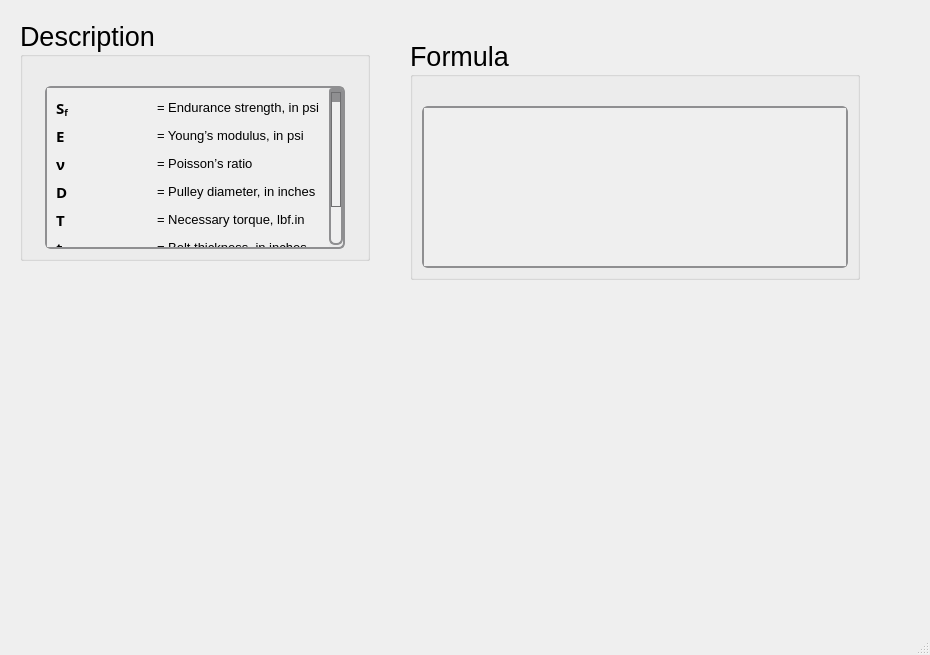
This is ui/flatmetalbelt_f2.ui in Ah00ra/HNNS as Qt 5 draws it before an edit. The edited form follows.
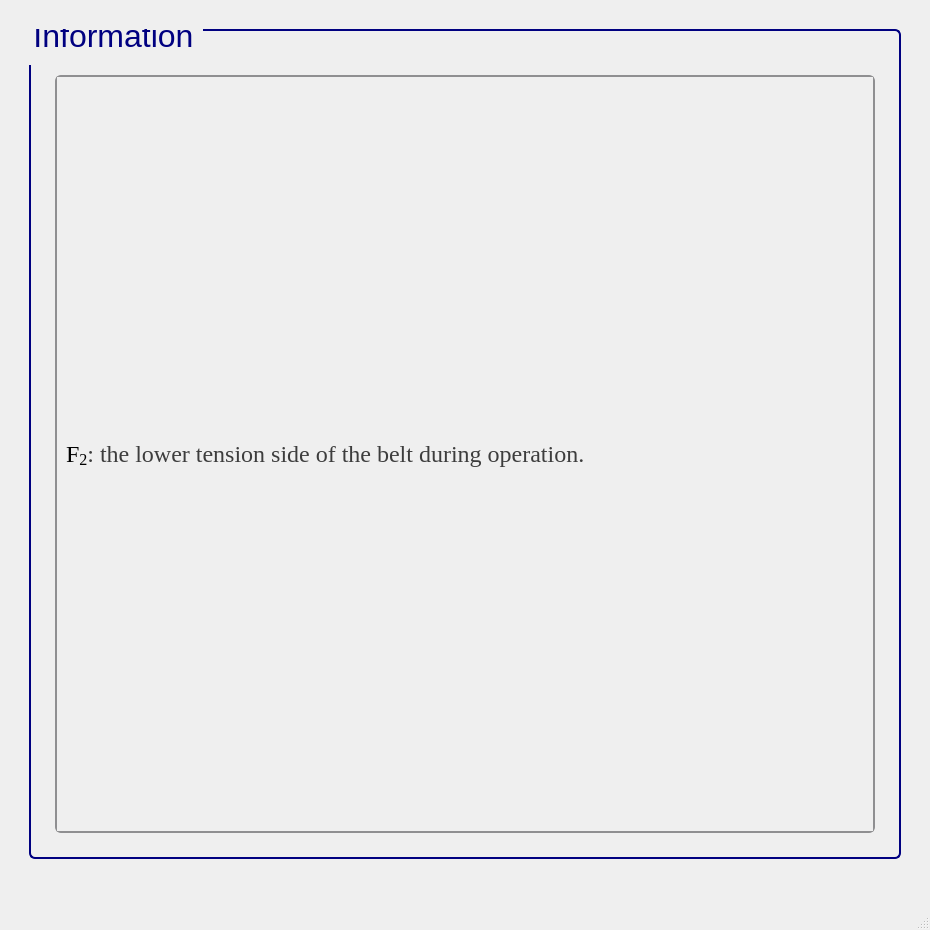
This is the edited form. Icons and pictures are not drawn.

Commit message: Add ui info to belt and flatbelt metal

Diff of the .ui file:
```diff
--- a/ui/flatmetalbelt_f2.ui
+++ b/ui/flatmetalbelt_f2.ui
@@ -7,432 +7,138 @@
     <x>0</x>
     <y>0</y>
     <width>930</width>
-    <height>655</height>
+    <height>930</height>
    </rect>
   </property>
+  <property name="sizePolicy">
+   <sizepolicy hsizetype="Minimum" vsizetype="Minimum">
+    <horstretch>0</horstretch>
+    <verstretch>0</verstretch>
+   </sizepolicy>
+  </property>
+  <property name="minimumSize">
+   <size>
+    <width>900</width>
+    <height>930</height>
+   </size>
+  </property>
   <property name="windowTitle">
    <string>MainWindow</string>
   </property>
   <widget class="QWidget" name="centralwidget">
-   <widget class="QGroupBox" name="groupBox_127">
-    <property name="geometry">
-     <rect>
-      <x>20</x>
-      <y>20</y>
-      <width>350</width>
-      <height>241</height>
-     </rect>
-    </property>
-    <property name="sizePolicy">
-     <sizepolicy hsizetype="Minimum" vsizetype="Minimum">
-      <horstretch>0</horstretch>
-      <verstretch>0</verstretch>
-     </sizepolicy>
-    </property>
-    <property name="minimumSize">
-     <size>
-      <width>350</width>
-      <height>0</height>
-     </size>
-    </property>
-    <property name="maximumSize">
-     <size>
-      <width>350</width>
-      <height>241</height>
-     </size>
-    </property>
-    <property name="font">
-     <font>
-      <family>Segoe UI</family>
-      <pointsize>20</pointsize>
-      <weight>50</weight>
-      <italic>false</italic>
-      <bold>false</bold>
-     </font>
-    </property>
-    <property name="title">
-     <string>Description</string>
-    </property>
-    <layout class="QGridLayout" name="gridLayout_258">
-     <item row="0" column="0">
-      <spacer name="verticalSpacer_127">
-       <property name="orientation">
-        <enum>Qt::Vertical</enum>
-       </property>
-       <property name="sizeType">
-        <enum>QSizePolicy::Fixed</enum>
-       </property>
-       <property name="sizeHint" stdset="0">
-        <size>
-         <width>20</width>
-         <height>20</height>
-        </size>
-       </property>
-      </spacer>
-     </item>
-     <item row="1" column="0">
-      <widget class="QScrollArea" name="scrollArea_45">
-       <property name="sizePolicy">
-        <sizepolicy hsizetype="Minimum" vsizetype="Minimum">
-         <horstretch>0</horstretch>
-         <verstretch>0</verstretch>
-        </sizepolicy>
-       </property>
-       <property name="maximumSize">
-        <size>
-         <width>300</width>
-         <height>361</height>
-        </size>
-       </property>
-       <property name="font">
-        <font>
-         <family>Segoe UI</family>
-         <pointsize>15</pointsize>
-         <weight>50</weight>
-         <italic>false</italic>
-         <bold>false</bold>
-        </font>
-       </property>
-       <property name="styleSheet">
-        <string notr="true">QScrollArea {
-    background: qlineargradient(x1:0, y1:0, x2:0, y2:1,
-                               stop:0 #f6f7fa, stop:1 #dadbde);
-    border: 2px solid #8f8f91;
+   <layout class="QGridLayout" name="gridLayout">
+    <item row="0" column="1">
+     <spacer name="verticalSpacer_26">
+      <property name="orientation">
+       <enum>Qt::Vertical</enum>
+      </property>
+      <property name="sizeType">
+       <enum>QSizePolicy::Fixed</enum>
+      </property>
+      <property name="sizeHint" stdset="0">
+       <size>
+        <width>20</width>
+        <height>20</height>
+       </size>
+      </property>
+     </spacer>
+    </item>
+    <item row="3" column="1">
+     <spacer name="verticalSpacer_27">
+      <property name="orientation">
+       <enum>Qt::Vertical</enum>
+      </property>
+      <property name="sizeType">
+       <enum>QSizePolicy::Fixed</enum>
+      </property>
+      <property name="sizeHint" stdset="0">
+       <size>
+        <width>20</width>
+        <height>20</height>
+       </size>
+      </property>
+     </spacer>
+    </item>
+    <item row="1" column="1">
+     <widget class="QGroupBox" name="groupBox_125">
+      <property name="sizePolicy">
+       <sizepolicy hsizetype="Minimum" vsizetype="Minimum">
+        <horstretch>0</horstretch>
+        <verstretch>0</verstretch>
+       </sizepolicy>
+      </property>
+      <property name="minimumSize">
+       <size>
+        <width>822</width>
+        <height>300</height>
+       </size>
+      </property>
+      <property name="font">
+       <font>
+        <family>Segoe UI</family>
+        <pointsize>24</pointsize>
+        <weight>50</weight>
+        <italic>false</italic>
+        <bold>false</bold>
+       </font>
+      </property>
+      <property name="styleSheet">
+       <string notr="true">QGroupBox {
+    border: 2px solid navy;
     border-radius: 6px;
+    background-color: qlineargradient(x1:0, y1:0, x2:0, y2:1,
+                                      stop:0 #f6f7fa, stop:1 #dadbde);
+    font: 24pt &quot;Segoe UI&quot;;
+    padding: 5px; /* add padding inside the group box */
+    color: black;
 }
-
-QScrollArea QScrollBar:vertical, QScrollArea QScrollBar:horizontal {
-    background: qlineargradient(x1:0, y1:0, x2:0, y2:1,
-                               stop:0 #f6f7fa, stop:1 #dadbde);
-    border: 2px solid #8f8f91;
-    border-radius: 6px;
-    width: 14px;
-    height: 14px;
-    margin: 2px 0 2px 0;
-}
-
-/* Completely remove the bottom button of the vertical scrollbar */
-QScrollArea QScrollBar::add-line:vertical {
-    height: 0px;
-    width: 0px;
-    border: none;
-    background: none;
-    margin: 0px;
-    padding: 0px;
-}
-
-QScrollArea QScrollBar::handle:vertical, QScrollArea QScrollBar::handle:horizontal {
-    background: qlineargradient(x1:0, y1:0, x2:0, y2:1,
-                               stop:0 #8f8f91, stop:1 #6f6f71);
-    min-height: 20px;
-    border-radius: 6px;
-    border: 1px solid #6f6f71;
-}
-
-QScrollArea QScrollBar::handle:vertical:hover, QScrollArea QScrollBar::handle:horizontal:hover {
-    background: qlineargradient(x1:0, y1:0, x2:0, y2:1,
-                               stop:0 #6f6f71, stop:1 #4f4f51);
-    border: 1px solid #4f4f51;
-}
-
-QScrollArea QScrollBar::sub-line:vertical, QScrollArea QScrollBar::add-line:horizontal, QScrollArea QScrollBar::sub-line:horizontal {
-    background: #8f8f91;
-    border: none;
-    border-radius: 3px;
-    height: 14px;
-    width: 14px;
+QGroupBox::title {
     subcontrol-origin: margin;
+    subcontrol-position: top left;
+    padding-left: 0px;
+    padding-right: 5px;
+    padding-top: 0px;
+    margin-top: -22px;  /* shift title up */
+    color: navy;
+    font-weight: bold;
 }
-
-QScrollArea QScrollBar::sub-line:vertical:hover, QScrollArea QScrollBar::add-line:horizontal:hover, QScrollArea QScrollBar::sub-line:horizontal:hover {
-    background: #6f6f71;
-}
-
-QScrollArea QScrollBar::add-page:vertical, QScrollArea QScrollBar::sub-page:vertical,
-QScrollArea QScrollBar::add-page:horizontal, QScrollArea QScrollBar::sub-page:horizontal {
-    background: transparent;
-}
 </string>
-       </property>
-       <property name="verticalScrollBarPolicy">
-        <enum>Qt::ScrollBarAsNeeded</enum>
-       </property>
-       <property name="horizontalScrollBarPolicy">
-        <enum>Qt::ScrollBarAsNeeded</enum>
-       </property>
-       <property name="widgetResizable">
-        <bool>true</bool>
-       </property>
-       <widget class="QWidget" name="scrollAreaWidgetContents_45">
-        <property name="geometry">
-         <rect>
-          <x>0</x>
-          <y>0</y>
-          <width>282</width>
-          <height>208</height>
-         </rect>
-        </property>
-        <layout class="QGridLayout" name="gridLayout_122">
-         <item row="1" column="0">
-          <widget class="QLabel" name="label_113">
-           <property name="font">
-            <font>
-             <family>Segoe UI Variable Small Semibol</family>
-             <pointsize>11</pointsize>
-             <weight>75</weight>
-             <bold>true</bold>
-            </font>
-           </property>
-           <property name="text">
-            <string>&lt;html&gt;&lt;head/&gt;&lt;body&gt;&lt;p&gt;E&lt;/p&gt;&lt;/body&gt;&lt;/html&gt;</string>
-           </property>
-          </widget>
-         </item>
-         <item row="0" column="1">
-          <widget class="QLabel" name="htext_475">
-           <property name="font">
-            <font>
-             <family>MS Shell Dlg 2</family>
-             <pointsize>10</pointsize>
-            </font>
-           </property>
-           <property name="text">
-            <string>&lt;html&gt;&lt;head/&gt;&lt;body&gt;&lt;p&gt;= Endurance strength, in psi&lt;/p&gt;&lt;/body&gt;&lt;/html&gt;</string>
-           </property>
-          </widget>
-         </item>
-         <item row="0" column="0">
-          <widget class="QLabel" name="label_112">
-           <property name="font">
-            <font>
-             <family>Segoe UI Variable Text Semibold</family>
-             <pointsize>11</pointsize>
-             <weight>75</weight>
-             <bold>true</bold>
-            </font>
-           </property>
-           <property name="text">
-            <string>&lt;html&gt;&lt;head/&gt;&lt;body&gt;&lt;p&gt;S&lt;span style=&quot; vertical-align:sub;&quot;&gt;f&lt;/span&gt;&lt;/p&gt;&lt;/body&gt;&lt;/html&gt;</string>
-           </property>
-          </widget>
-         </item>
-         <item row="2" column="0">
-          <widget class="QLabel" name="label_114">
-           <property name="font">
-            <font>
-             <family>Segoe UI Variable Small Semibol</family>
-             <pointsize>11</pointsize>
-             <weight>75</weight>
-             <bold>true</bold>
-            </font>
-           </property>
-           <property name="text">
-            <string>ν</string>
-           </property>
-          </widget>
-         </item>
-         <item row="1" column="1">
-          <widget class="QLabel" name="htext_476">
-           <property name="font">
-            <font>
-             <pointsize>10</pointsize>
-            </font>
-           </property>
-           <property name="text">
-            <string>&lt;html&gt;&lt;head/&gt;&lt;body&gt;&lt;p&gt;= Young’s modulus, in psi&lt;/p&gt;&lt;/body&gt;&lt;/html&gt;</string>
-           </property>
-          </widget>
-         </item>
-         <item row="3" column="1">
-          <widget class="QLabel" name="htext_478">
-           <property name="font">
-            <font>
-             <pointsize>10</pointsize>
-            </font>
-           </property>
-           <property name="text">
-            <string>&lt;html&gt;&lt;head/&gt;&lt;body&gt;&lt;p&gt;= Pulley diameter, in inches&lt;/p&gt;&lt;/body&gt;&lt;/html&gt;</string>
-           </property>
-          </widget>
-         </item>
-         <item row="3" column="0">
-          <widget class="QLabel" name="label_115">
-           <property name="font">
-            <font>
-             <family>Segoe UI Variable Small Semibol</family>
-             <pointsize>11</pointsize>
-             <weight>75</weight>
-             <bold>true</bold>
-            </font>
-           </property>
-           <property name="text">
-            <string>&lt;html&gt;&lt;head/&gt;&lt;body&gt;&lt;p&gt;D&lt;/p&gt;&lt;/body&gt;&lt;/html&gt;</string>
-           </property>
-          </widget>
-         </item>
-         <item row="2" column="1">
-          <widget class="QLabel" name="htext_477">
-           <property name="font">
-            <font>
-             <family>MS Shell Dlg 2</family>
-             <pointsize>10</pointsize>
-             <weight>50</weight>
-             <italic>false</italic>
-             <bold>false</bold>
-            </font>
-           </property>
-           <property name="text">
-            <string>&lt;html&gt;&lt;head/&gt;&lt;body&gt;&lt;p&gt;= Poisson’s ratio&lt;/p&gt;&lt;/body&gt;&lt;/html&gt;</string>
-           </property>
-          </widget>
-         </item>
-         <item row="7" column="0">
-          <widget class="QLabel" name="label_117">
-           <property name="font">
-            <font>
-             <family>Segoe UI Variable Text Semibold</family>
-             <pointsize>11</pointsize>
-             <weight>75</weight>
-             <bold>true</bold>
-            </font>
-           </property>
-           <property name="text">
-            <string>&lt;html&gt;&lt;head/&gt;&lt;body&gt;&lt;p&gt;b&lt;/p&gt;&lt;/body&gt;&lt;/html&gt;</string>
-           </property>
-          </widget>
-         </item>
-         <item row="6" column="0">
-          <widget class="QLabel" name="label_116">
-           <property name="font">
-            <font>
-             <family>Segoe UI Variable Small Semibol</family>
-             <pointsize>11</pointsize>
-             <weight>75</weight>
-             <bold>true</bold>
-            </font>
-           </property>
-           <property name="text">
-            <string>&lt;html&gt;&lt;head/&gt;&lt;body&gt;&lt;p&gt;t&lt;/p&gt;&lt;/body&gt;&lt;/html&gt;</string>
-           </property>
-          </widget>
-         </item>
-         <item row="6" column="1">
-          <widget class="QLabel" name="htext_479">
-           <property name="font">
-            <font>
-             <pointsize>10</pointsize>
-            </font>
-           </property>
-           <property name="text">
-            <string>&lt;html&gt;&lt;head/&gt;&lt;body&gt;&lt;p&gt;= Belt thickness, in inches&lt;/p&gt;&lt;/body&gt;&lt;/html&gt;</string>
-           </property>
-          </widget>
-         </item>
-         <item row="7" column="1">
-          <widget class="QLabel" name="htext_480">
-           <property name="font">
-            <font>
-             <family>MS Shell Dlg 2</family>
-             <pointsize>10</pointsize>
-            </font>
-           </property>
-           <property name="text">
-            <string>&lt;html&gt;&lt;head/&gt;&lt;body&gt;&lt;p&gt;= Belt width, in inches&lt;/p&gt;&lt;/body&gt;&lt;/html&gt;</string>
-           </property>
-          </widget>
-         </item>
-         <item row="4" column="1">
-          <widget class="QLabel" name="htext_494">
-           <property name="font">
-            <font>
-             <pointsize>10</pointsize>
-            </font>
-           </property>
-           <property name="text">
-            <string>&lt;html&gt;&lt;head/&gt;&lt;body&gt;&lt;p&gt;= Necessary torque, lbf.in&lt;/p&gt;&lt;/body&gt;&lt;/html&gt;</string>
-           </property>
-          </widget>
-         </item>
-         <item row="4" column="0">
-          <widget class="QLabel" name="label_118">
-           <property name="font">
-            <font>
-             <family>Segoe UI Variable Small Semibol</family>
-             <pointsize>11</pointsize>
-             <weight>75</weight>
-             <bold>true</bold>
-            </font>
-           </property>
-           <property name="text">
-            <string>&lt;html&gt;&lt;head/&gt;&lt;body&gt;&lt;p&gt;T&lt;/p&gt;&lt;/body&gt;&lt;/html&gt;</string>
-           </property>
-          </widget>
-         </item>
-        </layout>
-       </widget>
-      </widget>
-     </item>
-    </layout>
-   </widget>
-   <widget class="QGroupBox" name="groupBox_128">
-    <property name="geometry">
-     <rect>
-      <x>410</x>
-      <y>40</y>
-      <width>450</width>
-      <height>240</height>
-     </rect>
-    </property>
-    <property name="sizePolicy">
-     <sizepolicy hsizetype="Minimum" vsizetype="Minimum">
-      <horstretch>0</horstretch>
-      <verstretch>0</verstretch>
-     </sizepolicy>
-    </property>
-    <property name="minimumSize">
-     <size>
-      <width>450</width>
-      <height>0</height>
-     </size>
-    </property>
-    <property name="maximumSize">
-     <size>
-      <width>450</width>
-      <height>241</height>
-     </size>
-    </property>
-    <property name="font">
-     <font>
-      <family>Segoe UI</family>
-      <pointsize>20</pointsize>
-      <weight>50</weight>
-      <italic>false</italic>
-      <bold>false</bold>
-     </font>
-    </property>
-    <property name="title">
-     <string>Formula</string>
-    </property>
-    <layout class="QGridLayout" name="gridLayout_259">
-     <item row="1" column="0">
-      <widget class="QScrollArea" name="scrollArea_46">
-       <property name="sizePolicy">
-        <sizepolicy hsizetype="Minimum" vsizetype="Minimum">
-         <horstretch>0</horstretch>
-         <verstretch>0</verstretch>
-        </sizepolicy>
-       </property>
-       <property name="font">
-        <font>
-         <family>Segoe UI</family>
-         <pointsize>15</pointsize>
-         <weight>50</weight>
-         <italic>false</italic>
-         <bold>false</bold>
-        </font>
-       </property>
-       <property name="styleSheet">
-        <string notr="true">QScrollArea {
+      </property>
+      <property name="title">
+       <string>Information</string>
+      </property>
+      <layout class="QGridLayout" name="gridLayout_255">
+       <item row="1" column="2">
+        <spacer name="verticalSpacer_36">
+         <property name="orientation">
+          <enum>Qt::Horizontal</enum>
+         </property>
+         <property name="sizeType">
+          <enum>QSizePolicy::Fixed</enum>
+         </property>
+         <property name="sizeHint" stdset="0">
+          <size>
+           <width>10</width>
+           <height>20</height>
+          </size>
+         </property>
+        </spacer>
+       </item>
+       <item row="1" column="1">
+        <widget class="QScrollArea" name="scrollArea_43">
+         <property name="sizePolicy">
+          <sizepolicy hsizetype="Minimum" vsizetype="Minimum">
+           <horstretch>0</horstretch>
+           <verstretch>0</verstretch>
+          </sizepolicy>
+         </property>
+         <property name="font">
+          <font>
+           <pointsize>15</pointsize>
+          </font>
+         </property>
+         <property name="styleSheet">
+          <string notr="true">QScrollArea {
     background: qlineargradient(x1:0, y1:0, x2:0, y2:1,
                                stop:0 #f6f7fa, stop:1 #dadbde);
     border: 2px solid #8f8f91;
@@ -491,64 +197,135 @@
     background: transparent;
 }
 </string>
-       </property>
-       <property name="verticalScrollBarPolicy">
-        <enum>Qt::ScrollBarAsNeeded</enum>
-       </property>
-       <property name="widgetResizable">
-        <bool>true</bool>
-       </property>
-       <widget class="QWidget" name="scrollAreaWidgetContents_46">
-        <property name="geometry">
-         <rect>
-          <x>0</x>
-          <y>0</y>
-          <width>422</width>
-          <height>146</height>
-         </rect>
-        </property>
-        <layout class="QGridLayout" name="gridLayout_260">
-         <item row="0" column="0">
-          <widget class="QLabel" name="htext_488">
-           <property name="font">
-            <font>
-             <family>MS Shell Dlg 2</family>
-             <pointsize>11</pointsize>
-             <weight>50</weight>
-             <italic>false</italic>
-             <bold>false</bold>
-            </font>
-           </property>
-           <property name="text">
-            <string>&lt;html&gt;&lt;head/&gt;&lt;body&gt;&lt;p&gt;&lt;img src=&quot;:/desc/images/F2_metalbelt.png&quot;/&gt;&lt;/p&gt;&lt;/body&gt;&lt;/html&gt;</string>
-           </property>
-           <property name="scaledContents">
-            <bool>true</bool>
-           </property>
-          </widget>
-         </item>
-        </layout>
-       </widget>
-      </widget>
-     </item>
-     <item row="0" column="0">
-      <spacer name="verticalSpacer_128">
-       <property name="orientation">
-        <enum>Qt::Vertical</enum>
-       </property>
-       <property name="sizeType">
-        <enum>QSizePolicy::Fixed</enum>
-       </property>
-       <property name="sizeHint" stdset="0">
-        <size>
-         <width>20</width>
-         <height>20</height>
-        </size>
-       </property>
-      </spacer>
-     </item>
-    </layout>
-   </widget>
+         </property>
+         <property name="verticalScrollBarPolicy">
+          <enum>Qt::ScrollBarAsNeeded</enum>
+         </property>
+         <property name="horizontalScrollBarPolicy">
+          <enum>Qt::ScrollBarAsNeeded</enum>
+         </property>
+         <property name="widgetResizable">
+          <bool>true</bool>
+         </property>
+         <widget class="QWidget" name="scrollAreaWidgetContents_43">
+          <property name="geometry">
+           <rect>
+            <x>0</x>
+            <y>0</y>
+            <width>786</width>
+            <height>311</height>
+           </rect>
+          </property>
+          <layout class="QGridLayout" name="gridLayout_3">
+           <item row="0" column="0">
+            <widget class="QLabel" name="label_3">
+             <property name="font">
+              <font>
+               <family>Times New Roman</family>
+               <pointsize>18</pointsize>
+               <weight>50</weight>
+               <bold>false</bold>
+              </font>
+             </property>
+             <property name="cursor">
+              <cursorShape>ArrowCursor</cursorShape>
+             </property>
+             <property name="frameShape">
+              <enum>QFrame::NoFrame</enum>
+             </property>
+             <property name="text">
+              <string>&lt;html&gt;&lt;head/&gt;&lt;body&gt;&lt;p&gt;&lt;span style=&quot; color:#000000;&quot;&gt;F&lt;/span&gt;&lt;span style=&quot; color:#000000; vertical-align:sub;&quot;&gt;2&lt;/span&gt;&lt;span style=&quot; color:#3d3d3d;&quot;&gt;: &lt;/span&gt;&lt;span style=&quot; color:#3d3d3d;&quot;&gt;the &lt;/span&gt;&lt;span style=&quot; color:#3d3d3d;&quot;&gt;lower tension&lt;/span&gt;&lt;span style=&quot; color:#3d3d3d;&quot;&gt; side of the belt during operation.&lt;/span&gt;&lt;/p&gt;&lt;/body&gt;&lt;/html&gt;</string>
+             </property>
+            </widget>
+           </item>
+          </layout>
+         </widget>
+        </widget>
+       </item>
+       <item row="2" column="1">
+        <spacer name="verticalSpacer_37">
+         <property name="orientation">
+          <enum>Qt::Vertical</enum>
+         </property>
+         <property name="sizeType">
+          <enum>QSizePolicy::Fixed</enum>
+         </property>
+         <property name="sizeHint" stdset="0">
+          <size>
+           <width>10</width>
+           <height>10</height>
+          </size>
+         </property>
+        </spacer>
+       </item>
+       <item row="1" column="0">
+        <spacer name="verticalSpacer_34">
+         <property name="orientation">
+          <enum>Qt::Horizontal</enum>
+         </property>
+         <property name="sizeType">
+          <enum>QSizePolicy::Fixed</enum>
+         </property>
+         <property name="sizeHint" stdset="0">
+          <size>
+           <width>10</width>
+           <height>20</height>
+          </size>
+         </property>
+        </spacer>
+       </item>
+       <item row="0" column="1">
+        <spacer name="verticalSpacer_35">
+         <property name="orientation">
+          <enum>Qt::Vertical</enum>
+         </property>
+         <property name="sizeType">
+          <enum>QSizePolicy::Fixed</enum>
+         </property>
+         <property name="sizeHint" stdset="0">
+          <size>
+           <width>20</width>
+           <height>30</height>
+          </size>
+         </property>
+        </spacer>
+       </item>
+      </layout>
+     </widget>
+    </item>
+    <item row="2" column="2">
+     <spacer name="verticalSpacer_28">
+      <property name="orientation">
+       <enum>Qt::Horizontal</enum>
+      </property>
+      <property name="sizeType">
+       <enum>QSizePolicy::Fixed</enum>
+      </property>
+      <property name="sizeHint" stdset="0">
+       <size>
+        <width>20</width>
+        <height>20</height>
+       </size>
+      </property>
+     </spacer>
+    </item>
+    <item row="2" column="0">
+     <spacer name="verticalSpacer_25">
+      <property name="orientation">
+       <enum>Qt::Horizontal</enum>
+      </property>
+      <property name="sizeType">
+       <enum>QSizePolicy::Fixed</enum>
+      </property>
+      <property name="sizeHint" stdset="0">
+       <size>
+        <width>20</width>
+        <height>20</height>
+       </size>
+      </property>
+     </spacer>
+    </item>
+   </layout>
   </widget>
   <widget class="QMenuBar" name="menubar">
    <property name="geometry">
```
Left out of the diff: 2 changed lines with no effect on the pictures. The commit also changes 32 other files.
